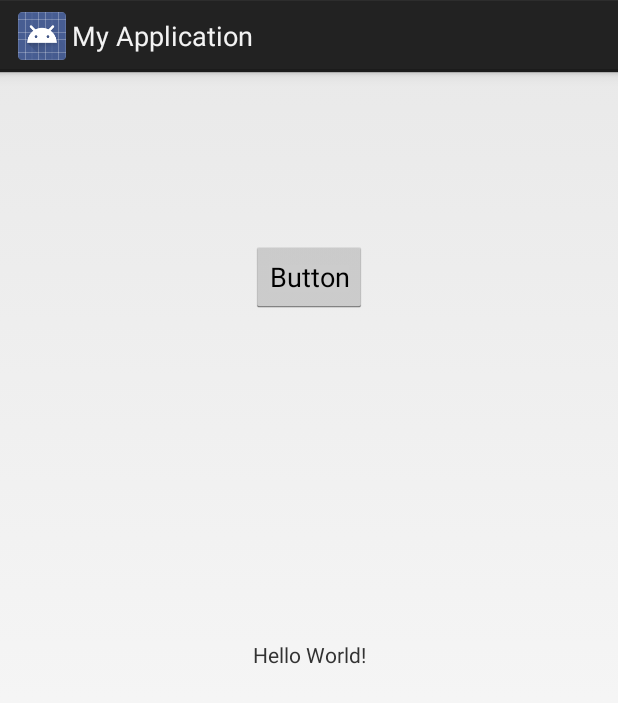
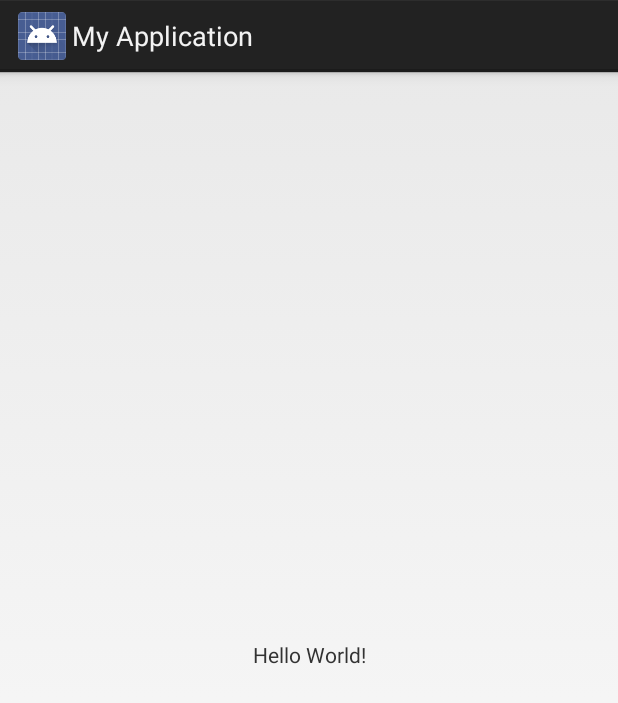
Before and after one commit to perestroj/MyApplication2, an Android app: the screen it shows after launch (MainActivity), on a phone screen of 412 x 824 dp. Shown: the top 703 px of the screen. Run offline under Robolectric (Android 15) with nearby library versions, the phone set to English and light mode, and no system bars.

Commit message:
Update activity_main.xml

```diff
--- a/app/src/main/res/layout/activity_main.xml
+++ b/app/src/main/res/layout/activity_main.xml
@@ -15,21 +15,4 @@
         app:layout_constraintRight_toRightOf="parent"
         app:layout_constraintTop_toTopOf="parent" />
 
-    <Button
-        android:id="@+id/button"
-        android:layout_width="wrap_content"
-        android:layout_height="wrap_content"
-        android:layout_marginBottom="8dp"
-        android:layout_marginEnd="8dp"
-        android:layout_marginLeft="8dp"
-        android:layout_marginRight="8dp"
-        android:layout_marginStart="8dp"
-        android:layout_marginTop="8dp"
-        android:text="Button"
-        app:layout_constraintBottom_toBottomOf="parent"
-        app:layout_constraintEnd_toEndOf="parent"
-        app:layout_constraintStart_toStartOf="parent"
-        app:layout_constraintTop_toTopOf="parent"
-        app:layout_constraintVertical_bias="0.147" />
-
 </android.support.constraint.ConstraintLayout>
```
